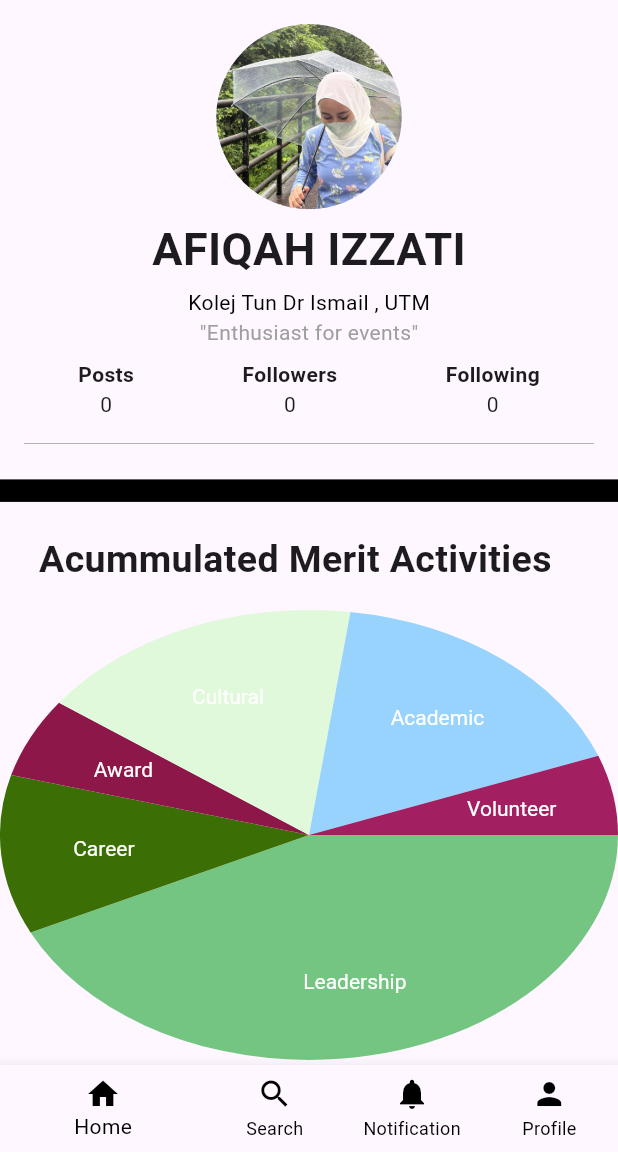
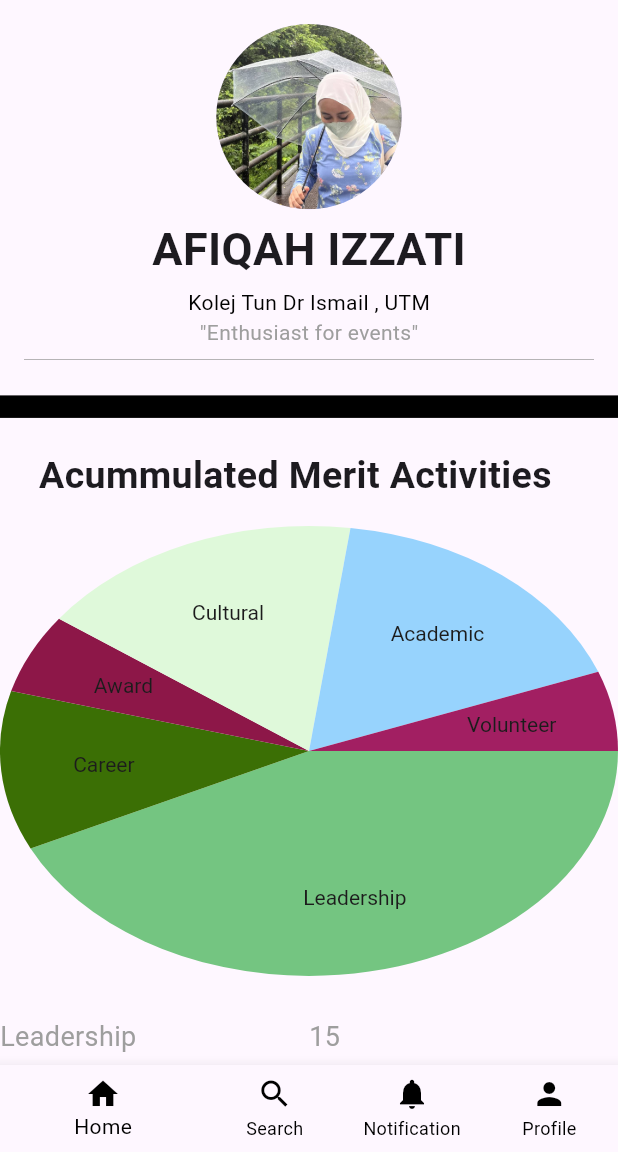
Before and after one commit to afqhizzt/Eventory, a Flutter app: the StudentProfilePage screen opened by its route, on a phone screen of 412 x 824 dp, the part 84-1236 px from its top. Run offline on Flutter 3.47's test engine with Material 3 defaults, Android fonts, the phone set to English and light mode, and no system bars; our stand-ins replace firebase_auth, fluttertoast, get, google_sign_in, shared_preferences, supabase_flutter; accounts and stored records are empty; network calls fail.

Commit message:
update delete post

```diff
--- a/lib/api_connection/api_connection.dart
+++ b/lib/api_connection/api_connection.dart
@@ -26,6 +26,7 @@ class API {
   static const createPost = "$hostConnect/clubs/create_post.php";
   static const eventDetail = "$hostConnect/clubs/event_details.php";
   static const clubEditInfoPage = "$hostConnect/clubs/ClubEditInfoPage.php";
+  static const deletePost = "$hostConnect/clubs/deletePost.php";
 
   //HEP
   static const signUpHEP = "$hostConnect/hep/signup.php";
--- a/lib/pages/student/student_profile.dart
+++ b/lib/pages/student/student_profile.dart
@@ -261,47 +261,6 @@ class _StudentProfilePageState extends State<StudentProfilePage> {
                           color: Colors.grey,
                         ),
                       ),
-                      Padding(
-                        padding: const EdgeInsets.symmetric(vertical: 8.0),
-                        child: Row(
-                          mainAxisAlignment: MainAxisAlignment.spaceAround,
-                          children: [
-                            Column(
-                              children: [
-                                Text(
-                                  'Posts',
-                                  style: TextStyle(
-                                    fontWeight: FontWeight.bold,
-                                  ),
-                                ),
-                                Text('$postCount'),
-                              ],
-                            ),
-                            Column(
-                              children: [
-                                Text(
-                                  'Followers',
-                                  style: TextStyle(
-                                    fontWeight: FontWeight.bold,
-                                  ),
-                                ),
-                                Text('$followersCount'),
-                              ],
-                            ),
-                            Column(
-                              children: [
-                                Text(
-                                  'Following',
-                                  style: TextStyle(
-                                    fontWeight: FontWeight.bold,
-                                  ),
-                                ),
-                                Text('$followingCount'),
-                              ],
-                            ),
-                          ],
-                        ),
-                      ),
                       Divider(
                         color: Colors.grey,
                         thickness: 0.5,
@@ -495,7 +454,7 @@ class PieChartPainter extends CustomPainter {
         text: TextSpan(
           text: category,
           style: TextStyle(
-            color: Colors.white,
+            color: const Color.fromARGB(255, 28, 28, 28),
             fontSize: 14,
           ),
         ),
```
Also changed, not shown: lib/pages/club/club_homepage.dart (+155 -13 lines).
